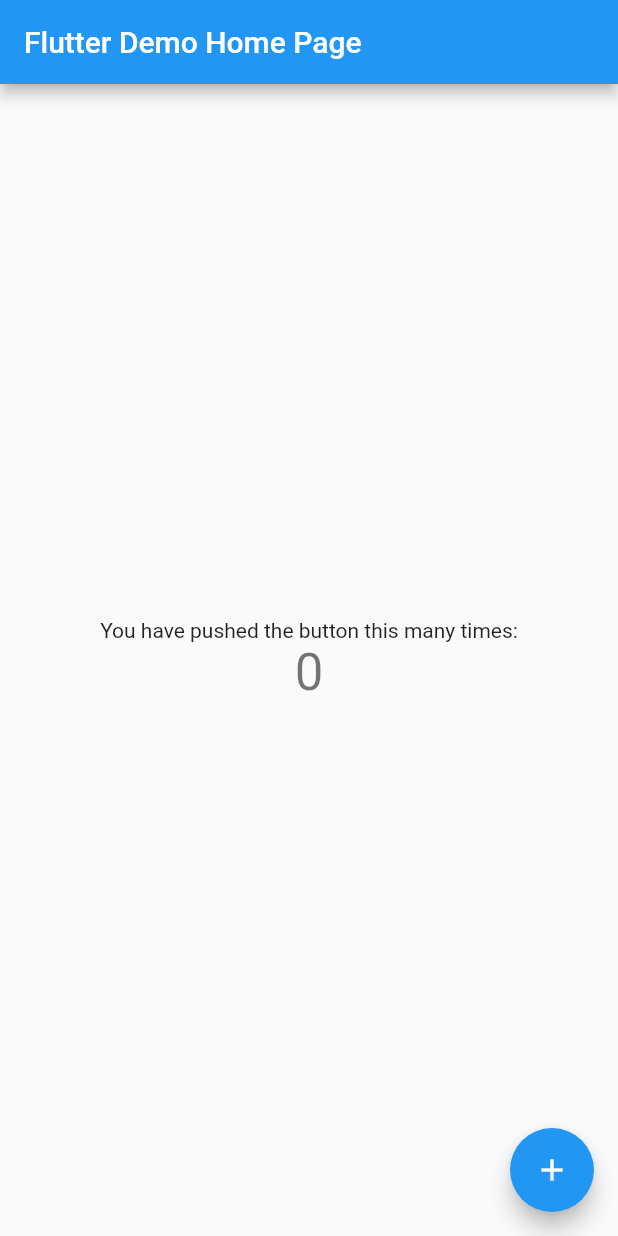
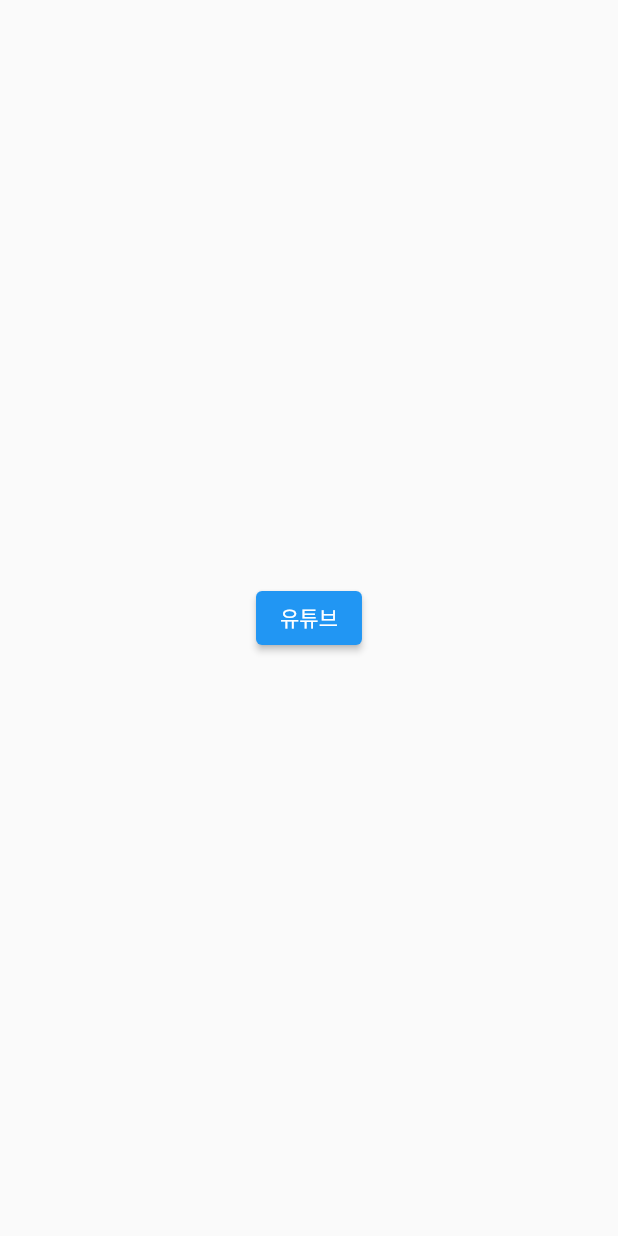
Before and after one commit to Yoochanhong/Flutter_Packages, a Flutter app: the screen it shows after launch, on a phone screen of 412 x 824 dp. Run offline on Flutter 3.47's test engine with Material 2 defaults, Android fonts, the phone set to English and light mode, and no system bars; our stand-ins replace battery_plus.

Commit message:
외부 브라우저를 이용해 url로 이동하기

```diff
--- a/urlLauncher/lib/main.dart
+++ b/urlLauncher/lib/main.dart
@@ -1,115 +1,39 @@
 import 'package:flutter/material.dart';
+import 'package:url_launcher/url_launcher.dart';
 
-void main() {
-  runApp(const MyApp());
-}
+void main() => runApp(MyApp());
 
 class MyApp extends StatelessWidget {
-  const MyApp({super.key});
+  const MyApp({Key? key}) : super(key: key);
 
-  // This widget is the root of your application.
   @override
   Widget build(BuildContext context) {
-    return MaterialApp(
-      title: 'Flutter Demo',
-      theme: ThemeData(
-        // This is the theme of your application.
-        //
-        // Try running your application with "flutter run". You'll see the
-        // application has a blue toolbar. Then, without quitting the app, try
-        // changing the primarySwatch below to Colors.green and then invoke
-        // "hot reload" (press "r" in the console where you ran "flutter run",
-        // or simply save your changes to "hot reload" in a Flutter IDE).
-        // Notice that the counter didn't reset back to zero; the application
-        // is not restarted.
-        primarySwatch: Colors.blue,
-      ),
-      home: const MyHomePage(title: 'Flutter Demo Home Page'),
+    return const MaterialApp(
+      debugShowCheckedModeBanner: false,
+      home: MyHomePage(),
     );
   }
 }
 
 class MyHomePage extends StatefulWidget {
-  const MyHomePage({super.key, required this.title});
-
-  // This widget is the home page of your application. It is stateful, meaning
-  // that it has a State object (defined below) that contains fields that affect
-  // how it looks.
-
-  // This class is the configuration for the state. It holds the values (in this
-  // case the title) provided by the parent (in this case the App widget) and
-  // used by the build method of the State. Fields in a Widget subclass are
-  // always marked "final".
-
-  final String title;
+  const MyHomePage({Key? key}) : super(key: key);
 
   @override
   State<MyHomePage> createState() => _MyHomePageState();
 }
 
 class _MyHomePageState extends State<MyHomePage> {
-  int _counter = 0;
-
-  void _incrementCounter() {
-    setState(() {
-      // This call to setState tells the Flutter framework that something has
-      // changed in this State, which causes it to rerun the build method below
-      // so that the display can reflect the updated values. If we changed
-      // _counter without calling setState(), then the build method would not be
-      // called again, and so nothing would appear to happen.
-      _counter++;
-    });
-  }
-
   @override
   Widget build(BuildContext context) {
-    // This method is rerun every time setState is called, for instance as done
-    // by the _incrementCounter method above.
-    //
-    // The Flutter framework has been optimized to make rerunning build methods
-    // fast, so that you can just rebuild anything that needs updating rather
-    // than having to individually change instances of widgets.
     return Scaffold(
-      appBar: AppBar(
-        // Here we take the value from the MyHomePage object that was created by
-        // the App.build method, and use it to set our appbar title.
-        title: Text(widget.title),
-      ),
       body: Center(
-        // Center is a layout widget. It takes a single child and positions it
-        // in the middle of the parent.
-        child: Column(
-          // Column is also a layout widget. It takes a list of children and
-          // arranges them vertically. By default, it sizes itself to fit its
-          // children horizontally, and tries to be as tall as its parent.
-          //
-          // Invoke "debug painting" (press "p" in the console, choose the
-          // "Toggle Debug Paint" action from the Flutter Inspector in Android
-          // Studio, or the "Toggle Debug Paint" command in Visual Studio Code)
-          // to see the wireframe for each widget.
-          //
-          // Column has various properties to control how it sizes itself and
-          // how it positions its children. Here we use mainAxisAlignment to
-          // center the children vertically; the main axis here is the vertical
-          // axis because Columns are vertical (the cross axis would be
-          // horizontal).
-          mainAxisAlignment: MainAxisAlignment.center,
-          children: <Widget>[
-            const Text(
-              'You have pushed the button this many times:',
-            ),
-            Text(
-              '$_counter',
-              style: Theme.of(context).textTheme.headlineMedium,
-            ),
-          ],
+        child: ElevatedButton(
+          onPressed: () {
+            launchUrl(Uri.parse('https://youtube.com'));
+          },
+          child: Text('유튜브'),
         ),
       ),
-      floatingActionButton: FloatingActionButton(
-        onPressed: _incrementCounter,
-        tooltip: 'Increment',
-        child: const Icon(Icons.add),
-      ), // This trailing comma makes auto-formatting nicer for build methods.
     );
   }
 }
```
